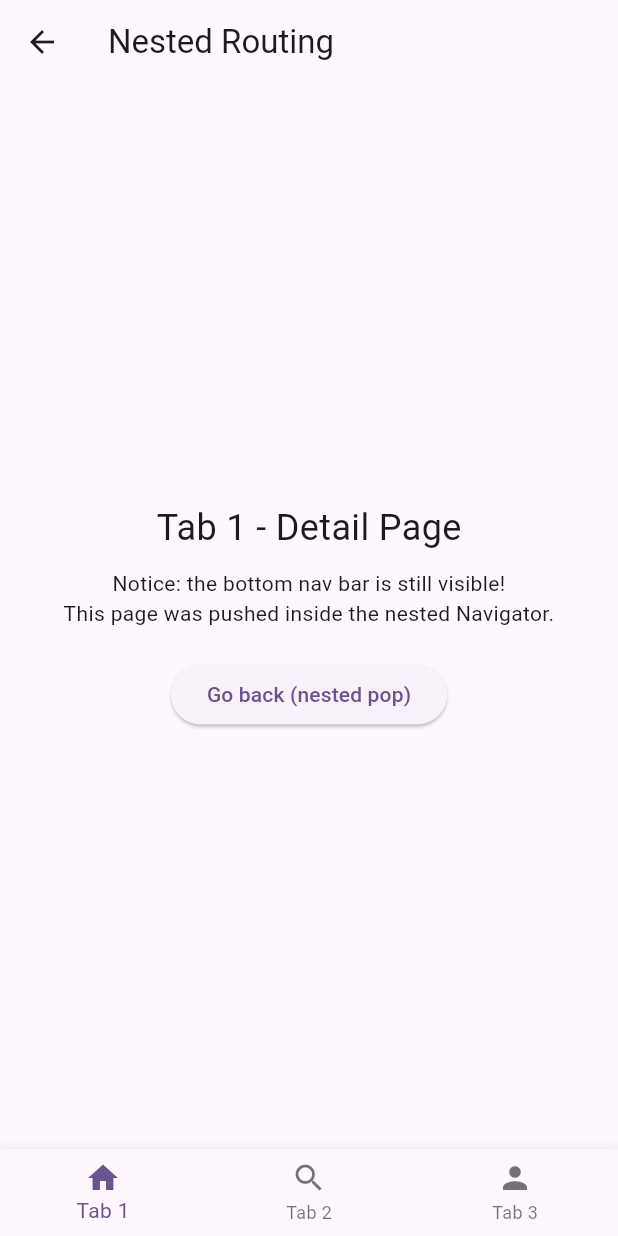
After one commit to Sami3160/flutter-projects, a Flutter app: the Page5 screen opened by its route, after a tap on "Go to Tab 1 Detail (nested push)", on a phone screen of 412 x 824 dp. The commit adds this screen. Run offline on Flutter 3.47's test engine with Material 3 defaults, Android fonts, the phone set to English and light mode, and no system bars; our stand-ins replace auto_size_text, flutter_dotenv, flutter_widget_from_html_core, get, google_fonts, just_audio and 2 more; missing offline and left inert: flutter_azure_tts, getx_clean_architecture; accounts and stored records are empty.

Commit message:
nested routes

```diff
--- a/all_about_routes/lib/pages/home_page.dart
+++ b/all_about_routes/lib/pages/home_page.dart
@@ -12,42 +12,58 @@ class HomePage extends StatelessWidget {
         children: [
           ElevatedButton(
             onPressed: () {
-              Navigator.push(context, MaterialPageRoute(builder: (context) => Page1()));
+              Navigator.push(
+                context,
+                MaterialPageRoute(builder: (context) => Page1()),
+              );
             },
             child: Text('Classic navigation'),
           ),
-          SizedBox(height: 10,),
+          SizedBox(height: 10),
           ElevatedButton(
             onPressed: () {
-              Navigator.of(context).push(MaterialPageRoute(builder: (context)=>Page1()));
+              Navigator.of(
+                context,
+              ).push(MaterialPageRoute(builder: (context) => Page1()));
             },
             child: Text('Navigation of()'),
           ),
-          SizedBox(height: 10,),ElevatedButton(
+          SizedBox(height: 10),
+          ElevatedButton(
             onPressed: () {
               Navigator.of(context).pushNamed("/page2");
               // Navigator.push(context, MaterialPageRoute(builder: (context) => Page1()));
             },
             child: Text('Navigation named'),
           ),
-          SizedBox(height: 10,),
-          SizedBox(height: 10,),ElevatedButton(
+          SizedBox(height: 10),
+          SizedBox(height: 10),
+          ElevatedButton(
             onPressed: () {
               Navigator.of(context).pushNamed("/page3");
               // Navigator.push(context, MaterialPageRoute(builder: (context) => Page1()));
             },
             child: Text('pass static data'),
           ),
-          SizedBox(height: 10,),
-          SizedBox(height: 10,),ElevatedButton(
+          SizedBox(height: 10),
+          SizedBox(height: 10),
+          ElevatedButton(
             onPressed: () {
-              Navigator.of(context).pushNamed("/page4",arguments: "page 4 dynamic data");
+              Navigator.of(
+                context,
+              ).pushNamed("/page4", arguments: "page 4 dynamic data");
               // Navigator.push(context, MaterialPageRoute(builder: (context) => Page1()));
             },
             child: Text('pass dynamic data'),
           ),
-          SizedBox(height: 10,),
-
+          SizedBox(height: 10),
+          ElevatedButton(
+            onPressed: () {
+              Navigator.of(context).pushNamed("/page5");
+            },
+            child: Text('Nested routing'),
+          ),
+          SizedBox(height: 10),
         ],
       ),
     );
--- /dev/null
+++ b/all_about_routes/lib/pages/page5.dart
@@ -0,0 +1,156 @@
+import 'package:flutter/material.dart';
+
+class Page5 extends StatefulWidget {
+  const Page5({super.key});
+
+  @override
+  State<Page5> createState() => _Page5State();
+}
+
+class _Page5State extends State<Page5> {
+  int _currentIndex = 0;
+
+  // GlobalKey for the nested Navigator
+  final GlobalKey<NavigatorState> _navigatorKey = GlobalKey<NavigatorState>();
+
+  @override
+  Widget build(BuildContext context) {
+    return Scaffold(
+      appBar: AppBar(title: const Text("Nested Routing")),
+      body: Navigator(
+        key: _navigatorKey,
+        initialRoute: '/tab1',
+        onGenerateRoute: _onGenerateRoute,
+      ),
+      bottomNavigationBar: BottomNavigationBar(
+        currentIndex: _currentIndex,
+        onTap: (index) {
+          setState(() {
+            _currentIndex = index;
+          });
+          // Navigate using the nested navigator
+          switch (index) {
+            case 0:
+              _navigatorKey.currentState!.pushNamedAndRemoveUntil(
+                '/tab1',
+                (route) => false,
+              );
+              break;
+            case 1:
+              _navigatorKey.currentState!.pushNamedAndRemoveUntil(
+                '/tab2',
+                (route) => false,
+              );
+              break;
+            case 2:
+              _navigatorKey.currentState!.pushNamedAndRemoveUntil(
+                '/tab3',
+                (route) => false,
+              );
+              break;
+          }
+        },
+        items: const [
+          BottomNavigationBarItem(icon: Icon(Icons.home), label: "Tab 1"),
+          BottomNavigationBarItem(icon: Icon(Icons.search), label: "Tab 2"),
+          BottomNavigationBarItem(icon: Icon(Icons.person), label: "Tab 3"),
+        ],
+      ),
+    );
+  }
+
+  // This is the nested route generator — only handles routes INSIDE this page
+  Route<dynamic> _onGenerateRoute(RouteSettings settings) {
+    switch (settings.name) {
+      case '/tab1':
+        return MaterialPageRoute(builder: (_) => const _Tab1());
+      case '/tab2':
+        return MaterialPageRoute(builder: (_) => const _Tab2());
+      case '/tab3':
+        return MaterialPageRoute(builder: (_) => const _Tab3());
+      case '/tab1/detail':
+        return MaterialPageRoute(builder: (_) => const _Tab1Detail());
+      default:
+        return MaterialPageRoute(
+          builder: (_) => const Center(child: Text("Unknown nested route")),
+        );
+    }
+  }
+}
+
+// --- Sub-pages that live INSIDE the nested Navigator ---
+
+class _Tab1 extends StatelessWidget {
+  const _Tab1();
+
+  @override
+  Widget build(BuildContext context) {
+    return Center(
+      child: Column(
+        mainAxisAlignment: MainAxisAlignment.center,
+        children: [
+          const Text("Tab 1 - Home", style: TextStyle(fontSize: 24)),
+          const SizedBox(height: 20),
+          ElevatedButton(
+            onPressed: () {
+              // This navigates WITHIN the nested navigator (bottom bar stays!)
+              Navigator.of(context).pushNamed('/tab1/detail');
+            },
+            child: const Text("Go to Tab 1 Detail (nested push)"),
+          ),
+        ],
+      ),
+    );
+  }
+}
+
+class _Tab1Detail extends StatelessWidget {
+  const _Tab1Detail();
+
+  @override
+  Widget build(BuildContext context) {
+    return Center(
+      child: Column(
+        mainAxisAlignment: MainAxisAlignment.center,
+        children: [
+          const Text("Tab 1 - Detail Page", style: TextStyle(fontSize: 24)),
+          const SizedBox(height: 10),
+          const Text(
+            "Notice: the bottom nav bar is still visible!\n"
+            "This page was pushed inside the nested Navigator.",
+            textAlign: TextAlign.center,
+          ),
+          const SizedBox(height: 20),
+          ElevatedButton(
+            onPressed: () {
+              Navigator.of(context).pop();
+            },
+            child: const Text("Go back (nested pop)"),
+          ),
+        ],
+      ),
+    );
+  }
+}
+
+class _Tab2 extends StatelessWidget {
+  const _Tab2();
+
+  @override
+  Widget build(BuildContext context) {
+    return const Center(
+      child: Text("Tab 2 - Search", style: TextStyle(fontSize: 24)),
+    );
+  }
+}
+
+class _Tab3 extends StatelessWidget {
+  const _Tab3();
+
+  @override
+  Widget build(BuildContext context) {
+    return const Center(
+      child: Text("Tab 3 - Profile", style: TextStyle(fontSize: 24)),
+    );
+  }
+}
```
Also changed, not shown: all_about_routes/lib/main.dart (+5 -10 lines), all_about_routes/lib/route_generator.dart (+9 -8 lines).
